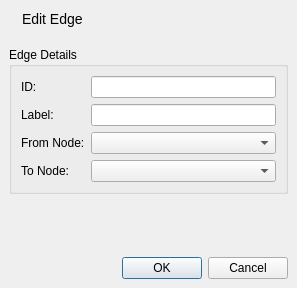
Before: the Qt Designer form src/developer/graphview/editedgedialog.ui in maccth/GP2-editor, drawn with Qt 5.
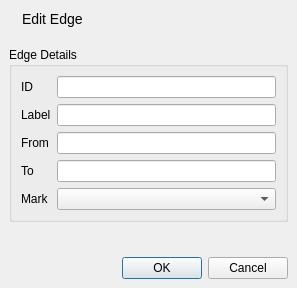
After: the same form once the commit is applied. Icons and pictures are not drawn.

Commit message: Implement Marks. Make changes to the textual format when saving. Initial marks can now be passed via the constructor rather than using ::setMark().

```diff
--- a/src/developer/graphview/editedgedialog.ui
+++ b/src/developer/graphview/editedgedialog.ui
@@ -71,7 +71,7 @@
          <item row="0" column="0">
           <widget class="QLabel" name="idLabel">
            <property name="text">
-            <string>ID:</string>
+            <string>ID</string>
            </property>
           </widget>
          </item>
@@ -81,7 +81,7 @@
          <item row="1" column="0">
           <widget class="QLabel" name="labelLabel">
            <property name="text">
-            <string>Label:</string>
+            <string>Label</string>
            </property>
           </widget>
          </item>
@@ -91,22 +91,40 @@
          <item row="2" column="0">
           <widget class="QLabel" name="fromLabel">
            <property name="text">
-            <string>From Node:</string>
+            <string>From</string>
            </property>
           </widget>
          </item>
          <item row="3" column="0">
           <widget class="QLabel" name="toLabel">
            <property name="text">
-            <string>To Node:</string>
+            <string>To</string>
            </property>
           </widget>
          </item>
+         <item row="4" column="0">
+          <widget class="QLabel" name="labelMark">
+           <property name="text">
+            <string>Mark</string>
+           </property>
+          </widget>
+         </item>
+         <item row="4" column="1">
+          <widget class="QComboBox" name="markComboBox"/>
+         </item>
          <item row="2" column="1">
-          <widget class="QComboBox" name="fromComboBox"/>
+          <widget class="QLineEdit" name="fromNode">
+           <property name="readOnly">
+            <bool>true</bool>
+           </property>
+          </widget>
          </item>
          <item row="3" column="1">
-          <widget class="QComboBox" name="toComboBox"/>
+          <widget class="QLineEdit" name="toNode">
+           <property name="readOnly">
+            <bool>true</bool>
+           </property>
+          </widget>
          </item>
         </layout>
        </widget>
```
The commit also changes 14 other files.
